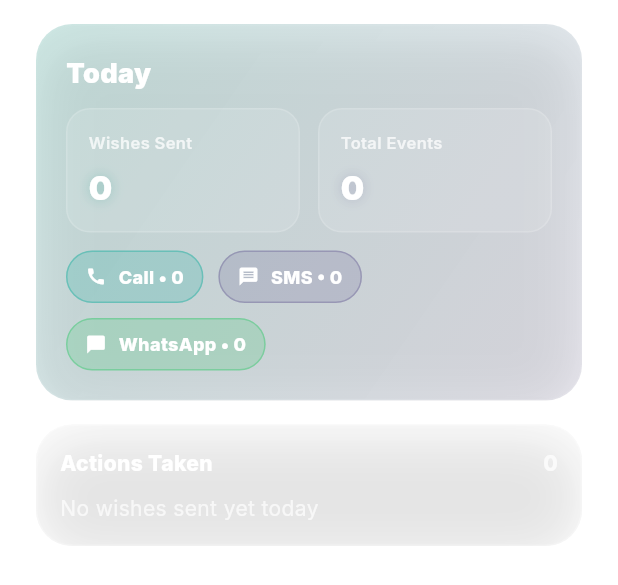
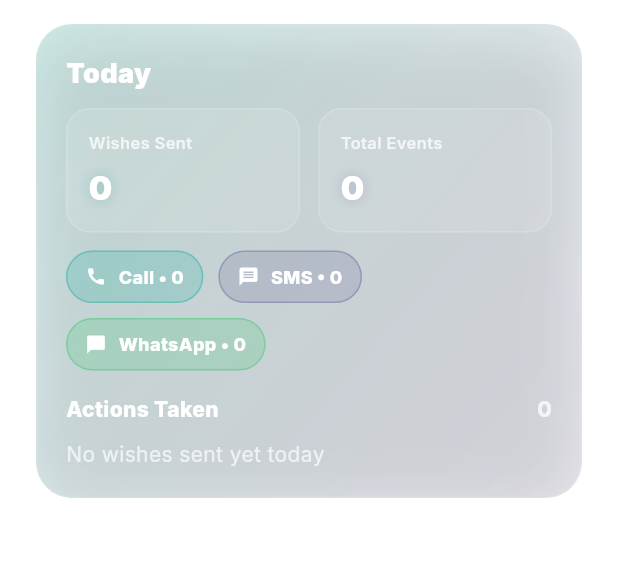
Before and after one commit to Kodanda10/iConnect, a Flutter app: the ReportTab widget shown alone on an empty page, opened directly, on a phone screen of 412 x 824 dp. Shown: the top 585 px of the screen. Run offline on Flutter 3.47's test engine with Material 3 defaults, Android fonts, the phone set to English and light mode, and no system bars; our stand-ins replace bloc, cloud_firestore, cloud_functions, dartz, equatable, firebase_auth and 5 more; accounts and stored records are empty.

Commit message:
Report: single Today card with action table

```diff
--- a/lib/features/report/presentation/widgets/report_tab.dart
+++ b/lib/features/report/presentation/widgets/report_tab.dart
@@ -111,11 +111,7 @@ class _ReportTabState extends State<ReportTab> {
         slivers: [
           SliverPadding(
             padding: const EdgeInsets.fromLTRB(24, 16, 24, 0),
-            sliver: SliverToBoxAdapter(child: _buildTodayCard()),
-          ),
-          SliverPadding(
-            padding: const EdgeInsets.fromLTRB(24, 16, 24, 0),
-            sliver: SliverToBoxAdapter(child: _buildTodayActions()),
+            sliver: SliverToBoxAdapter(child: _buildTodaySection()),
           ),
           SliverPadding(
             padding: const EdgeInsets.fromLTRB(24, 16, 24, 24),
@@ -191,55 +187,7 @@ class _ReportTabState extends State<ReportTab> {
     );
   }
 
-  Widget _buildTodayCard() {
-    if (_loadingToday) {
-      return const GlassCard(
-        child: SizedBox(
-          height: 92,
-          child: Center(child: CircularProgressIndicator()),
-        ),
-      );
-    }
-
-    if (_todayError != null) {
-      return GlassCard(
-        overlayGradient: LinearGradient(
-          begin: Alignment.topCenter,
-          end: Alignment.bottomCenter,
-          colors: [AppColors.error.withOpacity(0.18), Colors.transparent],
-        ),
-        child: Column(
-          crossAxisAlignment: CrossAxisAlignment.start,
-          children: [
-            const Text(
-              'Today',
-              style: TextStyle(
-                color: Colors.white,
-                fontSize: 18,
-                fontWeight: FontWeight.w900,
-              ),
-            ),
-            const SizedBox(height: 8),
-            Text(
-              _todayError!,
-              style: TextStyle(color: Colors.white.withOpacity(0.8)),
-            ),
-            const SizedBox(height: 12),
-            FilledButton(
-              onPressed: _loadToday,
-              style: FilledButton.styleFrom(
-                backgroundColor: AppColors.primary,
-                shape: RoundedRectangleBorder(
-                  borderRadius: BorderRadius.circular(AppRadius.lg),
-                ),
-              ),
-              child: const Text('Retry'),
-            ),
-          ],
-        ),
-      );
-    }
-
+  Widget _buildTodaySection() {
     final stats =
         _todayStats ??
         const TodaySummaryStats(
@@ -250,11 +198,23 @@ class _ReportTabState extends State<ReportTab> {
           whatsappCount: 0,
         );
 
+    final hasError = _todayError != null;
+
     return GlassCard(
+      surfaceGradient: LinearGradient(
+        begin: Alignment.topLeft,
+        end: Alignment.bottomRight,
+        colors: [
+          Colors.white.withOpacity(0.12),
+          Colors.white.withOpacity(0.06),
+        ],
+      ),
       overlayGradient: LinearGradient(
         begin: Alignment.topLeft,
         end: Alignment.bottomRight,
-        colors: [
+        colors: hasError
+            ? [AppColors.error.withOpacity(0.18), Colors.transparent]
+            : [
                 AppColors.primary.withOpacity(0.18),
                 AppColors.secondary.withOpacity(0.12),
               ],
@@ -271,6 +231,28 @@ class _ReportTabState extends State<ReportTab> {
             ),
           ),
           const SizedBox(height: 10),
+          if (_loadingToday)
+            const SizedBox(
+              height: 92,
+              child: Center(child: CircularProgressIndicator()),
+            )
+          else if (hasError) ...[
+            Text(
+              _todayError!,
+              style: TextStyle(color: Colors.white.withOpacity(0.8)),
+            ),
+            const SizedBox(height: 12),
+            FilledButton(
+              onPressed: _loadToday,
+              style: FilledButton.styleFrom(
+                backgroundColor: AppColors.primary,
+                shape: RoundedRectangleBorder(
+                  borderRadius: BorderRadius.circular(AppRadius.lg),
+                ),
+              ),
+              child: const Text('Retry'),
+            ),
+          ] else ...[
             Row(
               children: [
                 Expanded(
@@ -316,17 +298,7 @@ class _ReportTabState extends State<ReportTab> {
               ],
             ),
           ],
-      ),
-    );
-  }
-
-  Widget _buildTodayActions() {
-    return GlassCard(
-      padding: const EdgeInsets.all(16),
-      blurSigma: 0,
-      child: Column(
-        crossAxisAlignment: CrossAxisAlignment.start,
-        children: [
+          const SizedBox(height: 16),
           Row(
             children: [
               const Expanded(
@@ -355,6 +327,11 @@ class _ReportTabState extends State<ReportTab> {
               'Loading…',
               style: TextStyle(color: Colors.white.withOpacity(0.7)),
             )
+          else if (hasError)
+            Text(
+              'Unable to load actions for today.',
+              style: TextStyle(color: Colors.white.withOpacity(0.75)),
+            )
           else if (_todayActions.isEmpty)
             Text(
               'No wishes sent yet today',
@@ -364,7 +341,10 @@ class _ReportTabState extends State<ReportTab> {
               ),
             )
           else
-            ..._todayActions.map((a) => _ActionRow(action: a)),
+            _ActionsTable(
+              actions: (_todayActions.toList()
+                ..sort((a, b) => b.executedAt.compareTo(a.executedAt))),
+            ),
         ],
       ),
     );
@@ -522,6 +502,121 @@ class _ActionRow extends StatelessWidget {
   }
 }
 
+class _ActionsTable extends StatelessWidget {
+  final List<ActionLog> actions;
+
+  const _ActionsTable({required this.actions});
+
+  @override
+  Widget build(BuildContext context) {
+    return Container(
+      decoration: BoxDecoration(
+        color: Colors.white.withOpacity(0.06),
+        borderRadius: BorderRadius.circular(AppRadius.lg),
+        border: Border.all(color: Colors.white.withOpacity(0.14)),
+      ),
+      child: Column(
+        children: [
+          _ActionsTableHeader(),
+          for (final action in actions) _ActionsTableRow(action: action),
+        ],
+      ),
+    );
+  }
+}
+
+class _ActionsTableHeader extends StatelessWidget {
+  @override
+  Widget build(BuildContext context) {
+    return Padding(
+      padding: const EdgeInsets.fromLTRB(12, 10, 12, 10),
+      child: DefaultTextStyle(
+        style: TextStyle(
+          color: Colors.white.withOpacity(0.70),
+          fontSize: 11,
+          fontWeight: FontWeight.w800,
+          letterSpacing: 0.3,
+        ),
+        child: Row(
+          children: const [
+            SizedBox(width: 62, child: Text('TIME')),
+            Expanded(child: Text('CONSTITUENT')),
+            SizedBox(
+              width: 92,
+              child: Text('ACTION', textAlign: TextAlign.end),
+            ),
+          ],
+        ),
+      ),
+    );
+  }
+}
+
+class _ActionsTableRow extends StatelessWidget {
+  final ActionLog action;
+
+  const _ActionsTableRow({required this.action});
+
+  @override
+  Widget build(BuildContext context) {
+    final time = DateFormat('jm').format(action.executedAt);
+    final typeLabel = ActionLog.actionTypeToString(action.actionType);
+    final accent = switch (action.actionType) {
+      ActionType.call => AppColors.primaryLight,
+      ActionType.sms => AppColors.secondary,
+      ActionType.whatsapp => AppColors.success,
+    };
+
+    return Column(
+      children: [
+        Divider(height: 1, color: Colors.white.withOpacity(0.10)),
+        Padding(
+          padding: const EdgeInsets.symmetric(horizontal: 12, vertical: 10),
+          child: Row(
+            children: [
+              SizedBox(
+                width: 62,
+                child: Text(
+                  time,
+                  style: TextStyle(
+                    color: Colors.white.withOpacity(0.70),
+                    fontSize: 12,
+                    fontWeight: FontWeight.w700,
+                  ),
+                ),
+              ),
+              Expanded(
+                child: Text(
+                  action.constituentName,
+                  style: const TextStyle(
+                    color: Colors.white,
+                    fontSize: 13,
+                    fontWeight: FontWeight.w700,
+                  ),
+                  overflow: TextOverflow.ellipsis,
+                ),
+              ),
+              const SizedBox(width: 10),
+              SizedBox(
+                width: 92,
+                child: Text(
+                  typeLabel,
+                  textAlign: TextAlign.end,
+                  style: TextStyle(
+                    color: accent.withOpacity(0.95),
+                    fontSize: 12,
+                    fontWeight: FontWeight.w800,
+                  ),
+                ),
+              ),
+            ],
+          ),
+        ),
+      ],
+    );
+  }
+}
+
 class _DaySummaryCard extends StatefulWidget {
   final DaySummary summary;
 
@@ -546,6 +641,8 @@ class _DaySummaryCardState extends State<_DaySummaryCard> {
     final wa = widget.summary.actions
         .where((a) => a.actionType == ActionType.whatsapp)
         .length;
+    final sorted = widget.summary.actions.toList()
+      ..sort((a, b) => b.executedAt.compareTo(a.executedAt));
     return GestureDetector(
       onTap: () => setState(() => _expanded = !_expanded),
       child: GlassCard(
@@ -582,11 +679,7 @@ class _DaySummaryCardState extends State<_DaySummaryCard> {
             ),
             const SizedBox(height: 10),
             if (_expanded)
-              Column(
-                children: widget.summary.actions
-                    .map((a) => _ActionRow(action: a))
-                    .toList(),
-              )
+              _ActionsTable(actions: sorted)
             else
               Text(
                 'Call $calls · SMS $sms · WA $wa',
```
Lines whose indentation alone changed are shown as unchanged.
